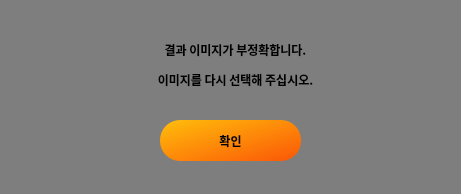
This is error2.ui in ymkim97/Capstone-UI as Qt 5 draws it before an edit. The edited form follows.
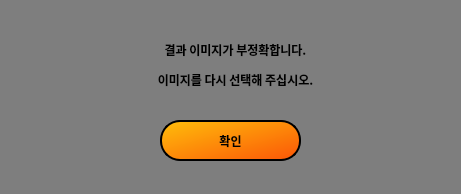
This is the edited form. Icons and pictures are not drawn.

```diff
--- a/error2.ui
+++ b/error2.ui
@@ -77,6 +77,9 @@
 
 	background-color: qlineargradient(spread:pad, x1:0, y1:0, x2:1, y2:1, stop:0 rgba(255, 190, 11, 255), stop:1 rgba(251, 86, 7, 255));
 	border-radius: 20px;
+	border-style: solid;
+	border-width: 1.5px;
+	border-color: black;
 }
  QPushButton:pressed {
      background-color: rgb(255, 168, 96)
```
